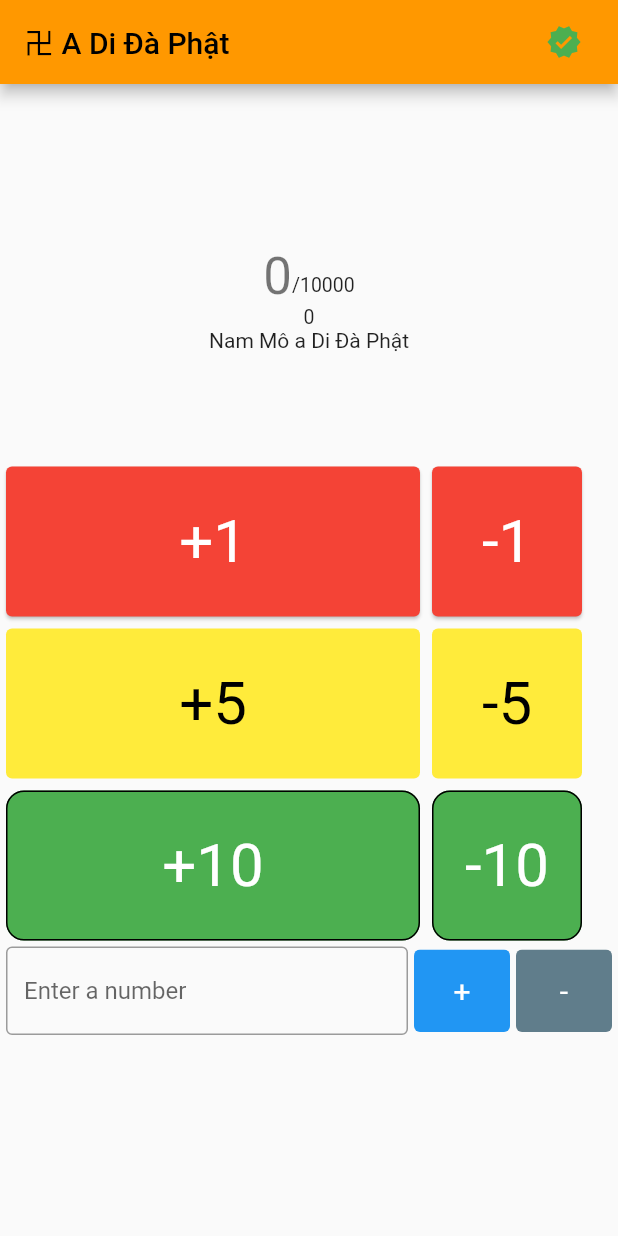
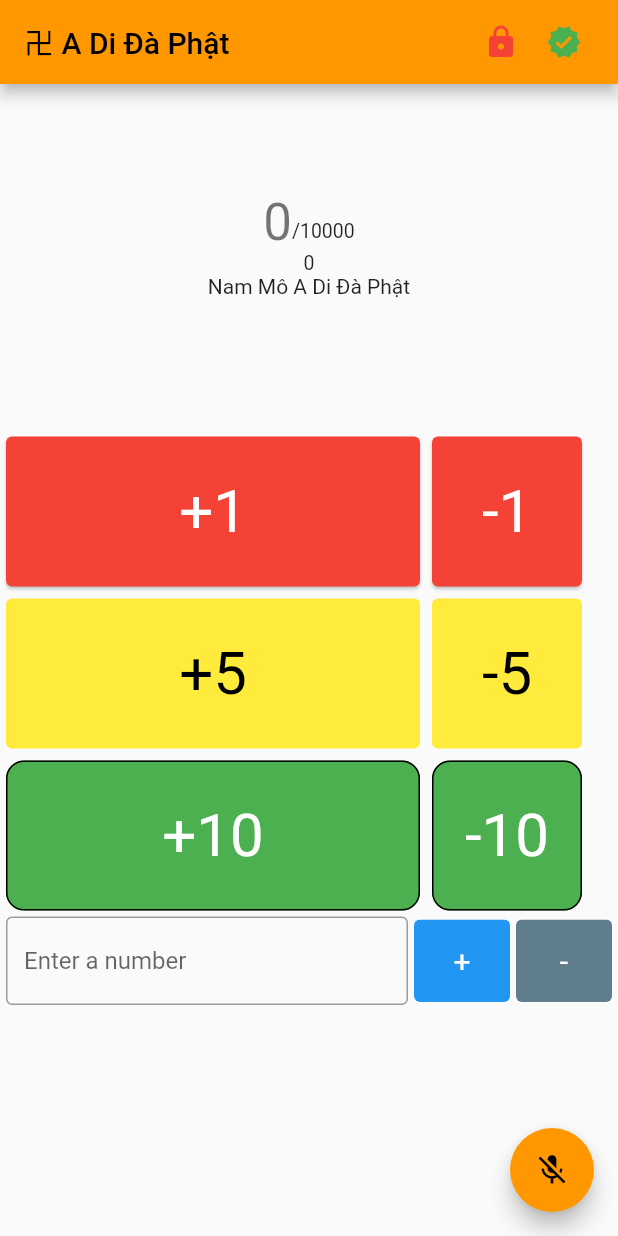
Before and after one commit to ngmduc2012/count_budda, a Flutter app: the screen it shows after launch, after a tap on the "verified" icon, on a phone screen of 412 x 824 dp. Run offline on Flutter 3.47's test engine with Material 2 defaults, Android fonts, the phone set to English and light mode, and no system bars; our stand-ins replace get_storage, speech_to_text.

Commit message:
add speech to text

```diff
--- a/lib/main.dart
+++ b/lib/main.dart
@@ -1,6 +1,9 @@
 import 'package:flutter/material.dart';
 import 'package:flutter/services.dart';
 import 'package:get_storage/get_storage.dart';
+import 'package:speech_to_text/speech_to_text.dart';
+import 'dart:developer' as d;
+
 
 Future<void> main() async {
   await GetStorage.init();
@@ -10,21 +13,14 @@ Future<void> main() async {
 class MyApp extends StatelessWidget {
   const MyApp({Key? key}) : super(key: key);
 
-  // This widget is the root of your application.
   @override
   Widget build(BuildContext context) {
     return MaterialApp(
       title: '卍',
+      ///Giao diện tối.
+      darkTheme: ThemeData.dark(),
+      themeMode: ThemeMode.system,
       theme: ThemeData(
-        // This is the theme of your application.
-        //
-        // Try running your application with "flutter run". You'll see the
-        // application has a blue toolbar. Then, without quitting the app, try
-        // changing the primarySwatch below to Colors.green and then invoke
-        // "hot reload" (press "r" in the console where you ran "flutter run",
-        // or simply save your changes to "hot reload" in a Flutter IDE).
-        // Notice that the counter didn't reset back to zero; the application
-        // is not restarted.
         primarySwatch: Colors.orange,
       ),
       home: const MyHomePage(title: '卍 A Di Đà Phật'),
@@ -34,16 +30,6 @@ class MyApp extends StatelessWidget {
 
 class MyHomePage extends StatefulWidget {
   const MyHomePage({Key? key, required this.title}) : super(key: key);
-
-  // This widget is the home page of your application. It is stateful, meaning
-  // that it has a State object (defined below) that contains fields that affect
-  // how it looks.
-
-  // This class is the configuration for the state. It holds the values (in this
-  // case the title) provided by the parent (in this case the App widget) and
-  // used by the build method of the State. Fields in a Widget subclass are
-  // always marked "final".
-
   final String title;
 
   @override
@@ -51,11 +37,13 @@ class MyHomePage extends StatefulWidget {
 }
 
 class _MyHomePageState extends State<MyHomePage> {
+
+  /// Tính số lần niệm Phật
   int _counter = 0;
   int _a_di_da_phat = 0;
 
   void _incrementCounter(int number) {
-    if(number > 0){
+    if (number > 0) {
       HapticFeedback.mediumImpact();
     }
     setState(() {
@@ -67,53 +55,117 @@ class _MyHomePageState extends State<MyHomePage> {
   }
 
   final storage = GetStorage();
-  final  ADIDAPHAT = "ADIDAPHAT";
+  final ADIDAPHAT = "ADIDAPHAT";
   final COUNT = "COUNT";
+
   Future<void> _saveData() async {
     setState(() {
-    _a_di_da_phat+= _counter;
-    storage.write(ADIDAPHAT, _a_di_da_phat);
-    _counter = 0;
+      _a_di_da_phat += _counter;
+      storage.write(ADIDAPHAT, _a_di_da_phat);
+      _counter = 0;
+      storage.write(COUNT, _counter);
     });
   }
 
+  /// Nhận diện giọng nói - Nam Mô A Di Đà Phật
+  SpeechToText _speechToText = SpeechToText();
+  bool _speechEnabled = false;
+  String _lastWords = '';
+
+  void _initSpeech() async {
+    _speechEnabled = await _speechToText.initialize();
+    setState(() {});
+  }
+
+  void _startListening() async {
+    await _speechToText.listen(
+        cancelOnError: false,
+        listenMode: ListenMode.confirmation,
+        // listenFor: const Duration(minutes:  10),
+        pauseFor: const Duration(seconds:  10),
+        // partialResults: true,
+        localeId: 'vi',
+        onResult: (val) => setState(() {
+              _lastWords = val.recognizedWords;
+              check(val.recognizedWords);
+            }));
+    setState(() {
+
+    });
+  }
+
+  check( String word){
+    if(_speechToText.isNotListening){
+      if(word.contains("A Di Đà")){
+        _incrementCounter(1);
+      }
+      _startListening();
+    }
+
+    // d.log("isNotListening: " + _speechToText.isNotListening.toString());
+    // d.log("isAvailable: " + _speechToText.isAvailable.toString());
+    // d.log("isListening: " + _speechToText.isListening.toString());
+    // d.log("hasRecognized: " + _speechToText.hasRecognized.toString());
+    // d.log("lastStatus: " +  _speechToText.lastStatus.toString());
+    // d.log("=====================");
+  }
+
+  void _stopListening() async {
+    await _speechToText.stop();
+    setState(() {});
+  }
+
+  /// Init
 
   @override
   void initState() {
-    _a_di_da_phat = storage.read(ADIDAPHAT)??0;
-    _counter = storage.read(COUNT)??0;
+    _initSpeech();
+    _a_di_da_phat = storage.read(ADIDAPHAT) ?? 0;
+    _counter = storage.read(COUNT) ?? 0;
   }
 
   final myController = TextEditingController();
 
   @override
   void dispose() {
-    // Clean up the controller when the widget is removed from the
-    // widget tree.
     myController.dispose();
     super.dispose();
   }
 
+  /// Giao diện
+
   @override
   Widget build(BuildContext context) {
-    // This method is rerun every time setState is called, for instance as done
-    // by the _incrementCounter method above.
-    //
-    // The Flutter framework has been optimized to make rerunning build methods
-    // fast, so that you can just rebuild anything that needs updating rather
-    // than having to individually change instances of widgets.
     return Scaffold(
       appBar: AppBar(
         title: Text(widget.title),
         actions: [
           GestureDetector(
             onTap: () {
+              HapticFeedback.mediumImpact();
+              ScaffoldMessenger.of(context).showSnackBar(const SnackBar(
+                content: Text("Nếu niệm Phật không có tác dụng thì niệm: NA TA SE RA"),
+              ));
+            },
+            child: const Icon(
+              Icons.lock,
+              color: Colors.red,
+            ),
+          ),
+          const SizedBox(
+            width: 18,
+          ),
+          GestureDetector(
+            onTap: () {
               myController.clear();
               _saveData();
             },
-            child: Icon(Icons.verified, color: Colors.green,),
+            child: const Icon(
+              Icons.verified,
+              color: Colors.green,
+            ),
           ),
-          SizedBox(
+          const SizedBox(
             width: 24,
           )
         ],
@@ -127,7 +179,7 @@ class _MyHomePageState extends State<MyHomePage> {
         shrinkWrap: true,
         children: [
           SizedBox(
-            height: 108,
+            height: 72,
           ),
           Column(
             mainAxisAlignment: MainAxisAlignment.center,
@@ -151,7 +203,7 @@ class _MyHomePageState extends State<MyHomePage> {
                     Column(
                       mainAxisSize: MainAxisSize.max,
                       mainAxisAlignment: MainAxisAlignment.spaceEvenly,
-                      children: [
+                      children: const [
                         SizedBox(
                           height: 12,
                         ),
@@ -183,11 +235,23 @@ class _MyHomePageState extends State<MyHomePage> {
                 ),
               ),
               const Text(
-                'Nam Mô a Di Đà Phật',
+                'Nam Mô A Di Đà Phật',
+              ),
+              Text(
+                // If listening is active show the recognized words
+                _speechToText.isListening
+                    ? '$_lastWords'
+                // If listening isn't active but could be tell the user
+                // how to start it, otherwise indicate that speech
+                // recognition is not yet ready or not supported on
+                // the target device
+                    : _speechEnabled
+                    ? ''
+                    : 'Speech not available',
               ),
             ],
           ),
-          SizedBox(
+          const SizedBox(
             height: 72,
           ),
           Row(
@@ -229,20 +293,20 @@ class _MyHomePageState extends State<MyHomePage> {
           Row(
             mainAxisSize: MainAxisSize.min,
             children: [
-              SizedBox(
+              const SizedBox(
                 width: 4,
               ),
               Flexible(
                 child: TextField(
                   controller: myController,
                   keyboardType: TextInputType.number,
-                  decoration: InputDecoration(
+                  decoration: const InputDecoration(
                     border: OutlineInputBorder(),
                     hintText: 'Enter a number',
                   ),
                 ),
               ),
-              SizedBox(
+              const SizedBox(
                 width: 4,
               ),
               ClipRRect(
@@ -267,12 +331,12 @@ class _MyHomePageState extends State<MyHomePage> {
                       onPressed: () {
                         _incrementCounter(int.parse(myController.value.text));
                       },
-                      child: Text("+"),
+                      child: const Text("+"),
                     ),
                   ],
                 ),
               ),
-              SizedBox(
+              const SizedBox(
                 width: 4,
               ),
               ClipRRect(
@@ -309,13 +373,23 @@ class _MyHomePageState extends State<MyHomePage> {
           ),
           SizedBox(
             height: 108,
-          )
+          ),
         ],
+      ),
+      floatingActionButton: FloatingActionButton(
+        onPressed:
+            // If not yet listening for speech start, otherwise stop
+        _speechToText.isNotListening ? _startListening : _stopListening,
+        tooltip: 'Listen',
+        child: Icon(_speechToText.isNotListening ? Icons.mic_off : Icons.mic),
       ),
       // This trailing comma makes auto-formatting nicer for build methods.
     );
   }
 }
+
+
+///Giao diện các nút bầm +/-1 +/-5 +/-10
 
 class ElevatedCardExample extends StatelessWidget {
   const ElevatedCardExample({Key? key}) : super(key: key);
@@ -464,3 +538,4 @@ class OutlinedCardExample2 extends StatelessWidget {
     );
   }
 }
+///
```
Also changed, not shown: pubspec.yaml (+7 -3 lines), pubspec.lock, 11 other files.
